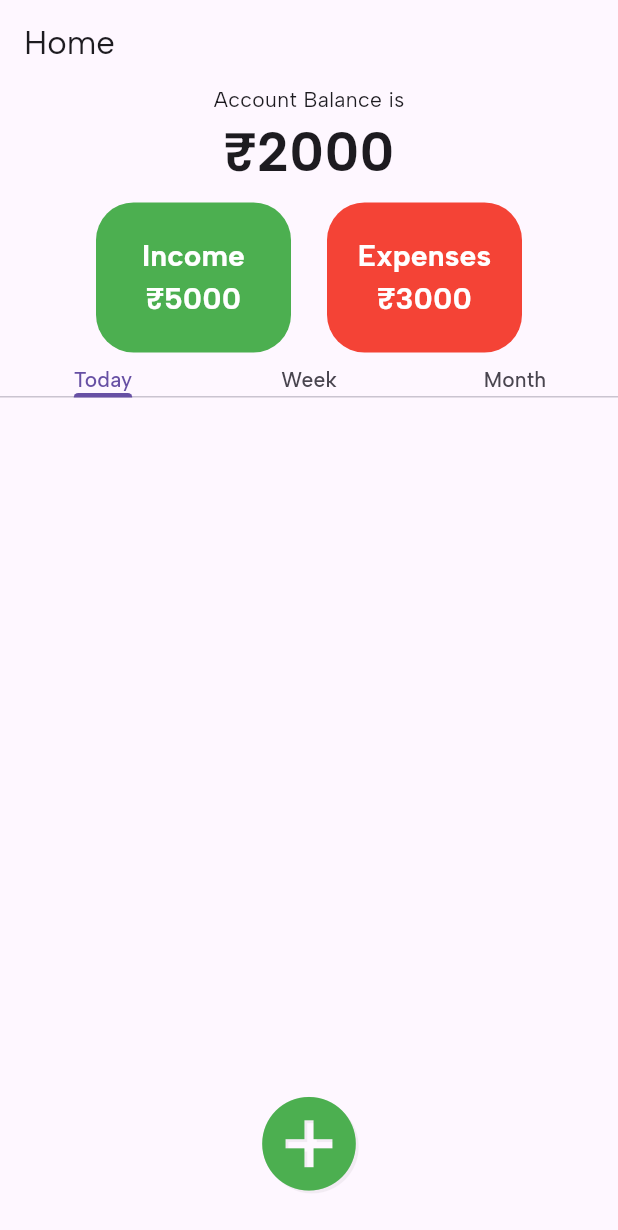
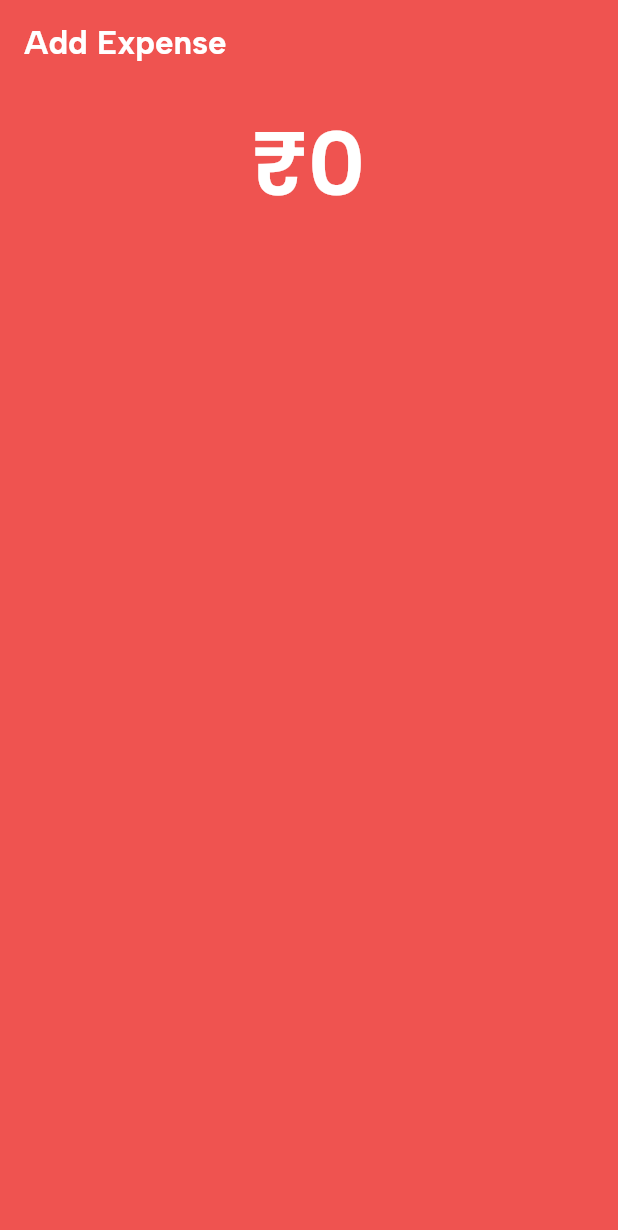
Before and after one commit to BakshishSingh/finance_manager, a Flutter app: the screen it shows after launch, after a tap on the "add circle" icon, on a phone screen of 412 x 824 dp. Shown: the top 1230 px of the screen. Run offline on Flutter 3.47's test engine with Material 3 defaults, Android fonts, the phone set to English and light mode, and no system bars; our stand-ins replace google_fonts.

Commit message:
Added "Add Expense Page"

```diff
--- /dev/null
+++ b/lib/components/amount_field.dart
@@ -0,0 +1,32 @@
+import 'package:finance_manager/utils/utility.dart';
+import 'package:flutter/material.dart';
+
+class AmountTextField extends StatelessWidget {
+  const AmountTextField({super.key});
+
+  @override
+  Widget build(BuildContext context) {
+    TextEditingController amountController = new TextEditingController();
+    String expenseValue;
+    return TextField(
+      controller: amountController,
+      decoration: InputDecoration(
+          hintText: Utilities.getCurrency('0'),
+          border: InputBorder.none,
+          hintStyle: const TextStyle(
+            color: Colors.white,
+          )),
+      style: const TextStyle(
+        fontSize: 60,
+        fontWeight: FontWeight.bold,
+        color: Colors.white,
+      ),
+      textAlign: TextAlign.center,
+      onChanged: (value) {
+        expenseValue = value.replaceAll('₹', '');
+        amountController.text = Utilities.getCurrency(expenseValue);
+      },
+      keyboardType: TextInputType.number,
+    );
+  }
+}
--- a/lib/components/app_bar.dart
+++ b/lib/components/app_bar.dart
@@ -2,14 +2,27 @@ import 'package:flutter/material.dart';
 
 class FAppBar extends StatelessWidget implements PreferredSizeWidget {
   final String title;
-  const FAppBar({super.key, required this.title});
+  final Color color;
+  final Color textColor;
+  const FAppBar({
+    super.key,
+    required this.title,
+    this.color = Colors.white,
+    this.textColor = Colors.black,
+  });
 
   @override
   Widget build(BuildContext context) {
     return AppBar(
-      title: Text(title),
-      // shadowColor: Colors.black,
-      // backgroundColor: const Color(0xff7F3DFF),
+      title: Text(
+        title,
+        style: TextStyle(
+          color: textColor,
+          fontWeight: FontWeight.bold,
+        ),
+      ),
+      backgroundColor: color,
+      automaticallyImplyLeading: false,
     );
   }
 
--- /dev/null
+++ b/lib/pages/add_expense.dart
@@ -0,0 +1,29 @@
+import 'package:finance_manager/components/amount_field.dart';
+import 'package:finance_manager/components/app_bar.dart';
+import 'package:finance_manager/utils/utility.dart';
+import 'package:flutter/material.dart';
+
+class AddExpense extends StatefulWidget {
+  const AddExpense({super.key});
+
+  @override
+  State<AddExpense> createState() => _AddExpenseState();
+}
+
+class _AddExpenseState extends State<AddExpense> {
+  TextEditingController amountController = TextEditingController();
+  String expenseValue = '';
+  @override
+  Widget build(BuildContext context) {
+    // amountController.text = Utilities.getCurrency('0');
+    return Scaffold(
+      appBar: FAppBar(
+        title: 'Add Expense',
+        color: Colors.red.shade400,
+        textColor: Colors.white,
+      ),
+      backgroundColor: Colors.red.shade400,
+      body: const AmountTextField(),
+    );
+  }
+}
--- a/lib/pages/home_page.dart
+++ b/lib/pages/home_page.dart
@@ -1,5 +1,6 @@
 import 'package:finance_manager/components/app_bar.dart';
 import 'package:finance_manager/components/button_primary.dart';
+import 'package:finance_manager/pages/add_expense.dart';
 import 'package:finance_manager/utils/utility.dart';
 import 'package:flutter/material.dart';
 
@@ -18,7 +19,9 @@ class _HomePageState extends State<HomePage> {
       child: Scaffold(
         appBar: const FAppBar(title: "Home"),
         floatingActionButton: IconButton(
-          onPressed: () {},
+          onPressed: () {
+            Utilities.loadPage(context, const AddExpense());
+          },
           icon: Icon(
             Icons.add_circle,
             size: 75,
--- a/lib/utils/utility.dart
+++ b/lib/utils/utility.dart
@@ -1,5 +1,16 @@
+import 'package:flutter/material.dart';
+
 class Utilities {
   static String getCurrency(String amount) {
     return '₹$amount';
   }
+
+  static void loadPage(BuildContext context, Widget pageToLoad) {
+    Navigator.push(
+      context,
+      MaterialPageRoute(
+        builder: (context) => pageToLoad,
+      ),
+    );
+  }
 }
```
